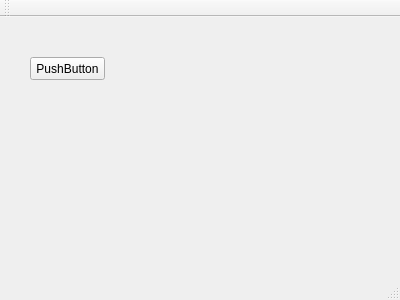
trpaczkowski/OOF-saddleback-cs1c, file mainwindow.ui: the form before one commit.
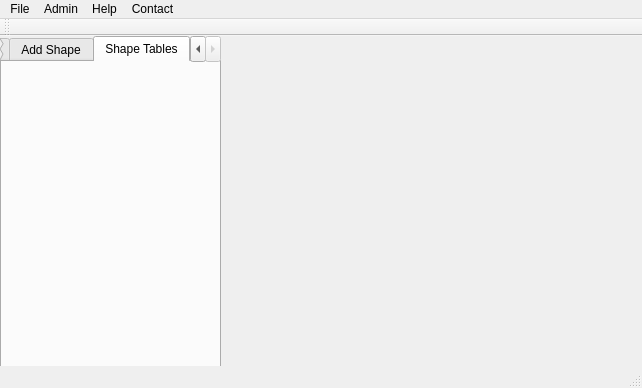
The form after the commit.

What changed in the file:
```diff
--- a/mainwindow.ui
+++ b/mainwindow.ui
@@ -6,26 +6,41 @@
    <rect>
     <x>0</x>
     <y>0</y>
-    <width>400</width>
-    <height>300</height>
+    <width>642</width>
+    <height>388</height>
    </rect>
   </property>
   <property name="windowTitle">
    <string>MainWindow</string>
   </property>
   <widget class="QWidget" name="centralWidget">
-   <widget class="QPushButton" name="pushButton">
+   <widget class="QTabWidget" name="tabWidget">
     <property name="geometry">
      <rect>
-      <x>30</x>
-      <y>40</y>
-      <width>75</width>
-      <height>23</height>
+      <x>0</x>
+      <y>0</y>
+      <width>221</width>
+      <height>351</height>
      </rect>
     </property>
-    <property name="text">
-     <string>PushButton</string>
+    <property name="currentIndex">
+     <number>2</number>
     </property>
+    <widget class="QWidget" name="Tab_Modify">
+     <attribute name="title">
+      <string>Modify</string>
+     </attribute>
+    </widget>
+    <widget class="QWidget" name="Tab_Shape">
+     <attribute name="title">
+      <string>Add Shape</string>
+     </attribute>
+    </widget>
+    <widget class="QWidget" name="Tab_Tables">
+     <attribute name="title">
+      <string>Shape Tables</string>
+     </attribute>
+    </widget>
    </widget>
   </widget>
   <widget class="QMenuBar" name="menuBar">
@@ -33,10 +48,36 @@
     <rect>
      <x>0</x>
      <y>0</y>
-     <width>400</width>
+     <width>642</width>
      <height>21</height>
     </rect>
    </property>
+   <widget class="QMenu" name="menuFile">
+    <property name="title">
+     <string>File</string>
+    </property>
+    <addaction name="actionQuit"/>
+   </widget>
+   <widget class="QMenu" name="menuAdmin">
+    <property name="title">
+     <string>Admin</string>
+    </property>
+    <addaction name="actionLogin"/>
+   </widget>
+   <widget class="QMenu" name="menuHelp">
+    <property name="title">
+     <string>Help</string>
+    </property>
+   </widget>
+   <widget class="QMenu" name="menuContact">
+    <property name="title">
+     <string>Contact</string>
+    </property>
+   </widget>
+   <addaction name="menuFile"/>
+   <addaction name="menuAdmin"/>
+   <addaction name="menuHelp"/>
+   <addaction name="menuContact"/>
   </widget>
   <widget class="QToolBar" name="mainToolBar">
    <attribute name="toolBarArea">
```
Left out of the diff: 10 changed lines with no effect on the pictures.
